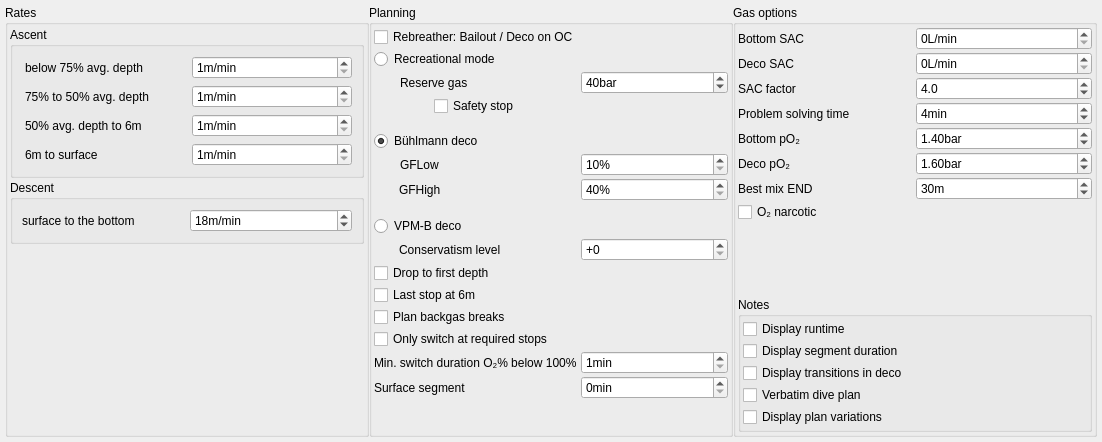
Above: desktop-widgets/plannerSettings.ui from subsurface/subsurface before the change. Below: the same form after it.
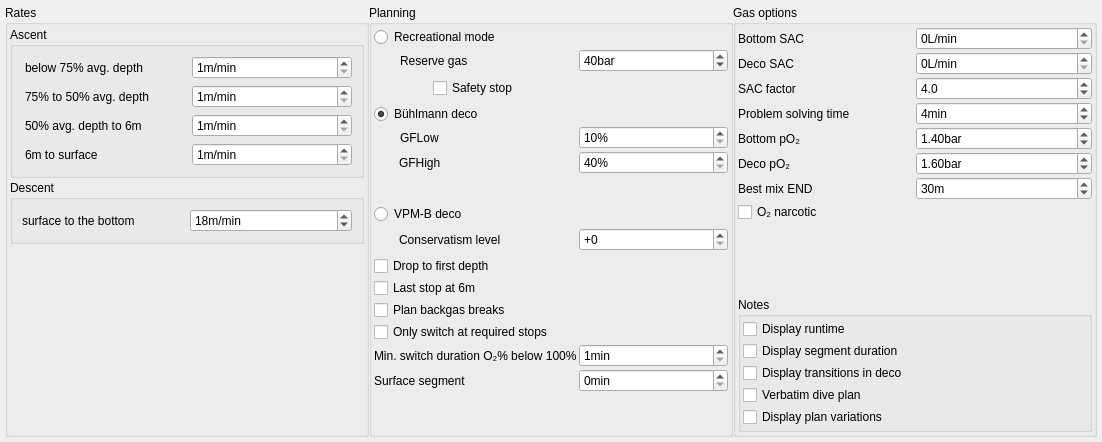
That is the form after the change.

Commit message:
Planner: Move the 'Deco on Bailout' Option to the Top.
For a CCR diver, 'Deco on OC bailout' is not really a 'preference', as
they need to analyse the dive plan for a CCR dive for both the 'on' and
'off' cases. Move this setting from the settings widget to the main dive
area, so that the settings are kept for things that will stay constant
for most divers for most of the time.

What changed in the file:
```diff
--- a/desktop-widgets/plannerSettings.ui
+++ b/desktop-widgets/plannerSettings.ui
@@ -255,7 +255,7 @@
           <property name="spacing">
            <number>2</number>
           </property>
-          <item row="3" column="2">
+          <item row="2" column="2">
            <widget class="QSpinBox" name="reserve_gas">
             <property name="suffix">
              <string>bar</string>
@@ -274,7 +274,7 @@
             </property>
            </widget>
           </item>
-          <item row="5" column="1">
+          <item row="4" column="1">
            <spacer name="verticalSpacer_6">
             <property name="orientation">
              <enum>Qt::Vertical</enum>
@@ -287,7 +287,7 @@
             </property>
            </spacer>
           </item>
-          <item row="21" column="1" colspan="2">
+          <item row="20" column="1" colspan="2">
            <widget class="QCheckBox" name="switch_at_req_stop">
             <property name="toolTip">
              <string>Postpone gas change if a stop is not required</string>
@@ -297,14 +297,14 @@
             </property>
            </widget>
           </item>
-          <item row="17" column="1" colspan="2">
+          <item row="16" column="1" colspan="2">
            <widget class="QCheckBox" name="lastStop">
             <property name="text">
              <string>Last stop at 6m</string>
             </property>
            </widget>
           </item>
-          <item row="15" column="2">
+          <item row="14" column="2">
            <widget class="QSpinBox" name="vpmb_conservatism">
             <property name="prefix">
              <string>+</string>
@@ -314,7 +314,7 @@
             </property>
            </widget>
           </item>
-          <item row="11" column="2">
+          <item row="10" column="2">
            <widget class="QSpinBox" name="gfhigh">
             <property name="suffix">
              <string>%</string>
@@ -327,7 +327,7 @@
             </property>
            </widget>
           </item>
-          <item row="22" column="2">
+          <item row="21" column="2">
            <widget class="QSpinBox" name="min_switch_duration">
             <property name="suffix">
              <string>min</string>
@@ -346,14 +346,14 @@
             </property>
            </widget>
           </item>
-          <item row="19" column="1" colspan="2">
+          <item row="18" column="1" colspan="2">
            <widget class="QCheckBox" name="backgasBreaks">
             <property name="text">
              <string>Plan backgas breaks</string>
             </property>
            </widget>
           </item>
-          <item row="24" column="1">
+          <item row="23" column="1">
            <spacer name="verticalSpacer_2">
             <property name="orientation">
              <enum>Qt::Vertical</enum>
@@ -366,21 +366,21 @@
             </property>
            </spacer>
           </item>
-          <item row="22" column="1">
+          <item row="21" column="1">
            <widget class="QLabel" name="label_min_switch_duration">
             <property name="text">
              <string>Min. switch duration O₂% below 100%</string>
             </property>
            </widget>
           </item>
-          <item row="16" column="1" colspan="2">
+          <item row="15" column="1" colspan="2">
            <widget class="QCheckBox" name="drop_stone_mode">
             <property name="text">
              <string>Drop to first depth</string>
             </property>
            </widget>
           </item>
-          <item row="10" column="2">
+          <item row="9" column="2">
            <widget class="QSpinBox" name="gflow">
             <property name="suffix">
              <string>%</string>
@@ -393,7 +393,7 @@
             </property>
            </widget>
           </item>
-          <item row="10" column="1">
+          <item row="9" column="1">
            <widget class="QLabel" name="label_gflow">
             <property name="text">
              <string>GFLow</string>
@@ -403,7 +403,7 @@
             </property>
            </widget>
           </item>
-          <item row="11" column="1">
+          <item row="10" column="1">
            <widget class="QLabel" name="label_gfhigh">
             <property name="text">
              <string>GFHigh</string>
@@ -413,7 +413,7 @@
             </property>
            </widget>
           </item>
-          <item row="2" column="1">
+          <item row="1" column="1">
            <widget class="QRadioButton" name="recreational_deco">
             <property name="toolTip">
              <string>Maximize bottom time allowed by gas and no decompression limits</string>
@@ -423,7 +423,7 @@
             </property>
            </widget>
           </item>
-          <item row="15" column="1">
+          <item row="14" column="1">
            <widget class="QLabel" name="label_vpmb_conservatism">
             <property name="text">
              <string>Conservatism level</string>
@@ -433,7 +433,7 @@
             </property>
            </widget>
           </item>
-          <item row="14" column="1">
+          <item row="13" column="1">
            <widget class="QRadioButton" name="vpmb_deco">
             <property name="text">
              <string>VPM-B deco</string>
@@ -453,7 +453,7 @@
             </property>
            </widget>
           </item>
-          <item row="12" column="1">
+          <item row="11" column="1">
            <spacer name="verticalSpacer_7">
             <property name="orientation">
              <enum>Qt::Vertical</enum>
@@ -466,7 +466,7 @@
             </property>
            </spacer>
           </item>
-          <item row="15" column="1">
+          <item row="14" column="1">
            <spacer name="verticalSpacer_5">
             <property name="orientation">
              <enum>Qt::Vertical</enum>
@@ -479,7 +479,7 @@
             </property>
            </spacer>
           </item>
-          <item row="6" column="1">
+          <item row="5" column="1">
            <widget class="QRadioButton" name="buehlmann_deco">
             <property name="text">
              <string>Bühlmann deco</string>
@@ -489,7 +489,7 @@
             </property>
            </widget>
           </item>
-          <item row="3" column="1">
+          <item row="2" column="1">
            <widget class="QLabel" name="label_reserve_gas">
             <property name="text">
              <string>Reserve gas</string>
@@ -499,21 +499,14 @@
             </property>
            </widget>
           </item>
-          <item row="0" column="1">
-           <widget class="QCheckBox" name="bailout">
-            <property name="text">
-             <string>Rebreather: Bailout / Deco on OC</string>
-            </property>
-           </widget>
-          </item>
-          <item row="23" column="1">
+          <item row="22" column="1">
            <widget class="QLabel" name="label_surface_segment">
             <property name="text">
              <string>Surface segment</string>
             </property>
            </widget>
           </item>
-          <item row="23" column="2">
+          <item row="22" column="2">
            <widget class="QSpinBox" name="surface_segment">
             <property name="suffix">
              <string>min</string>
```
The commit also changes 4 other files.
